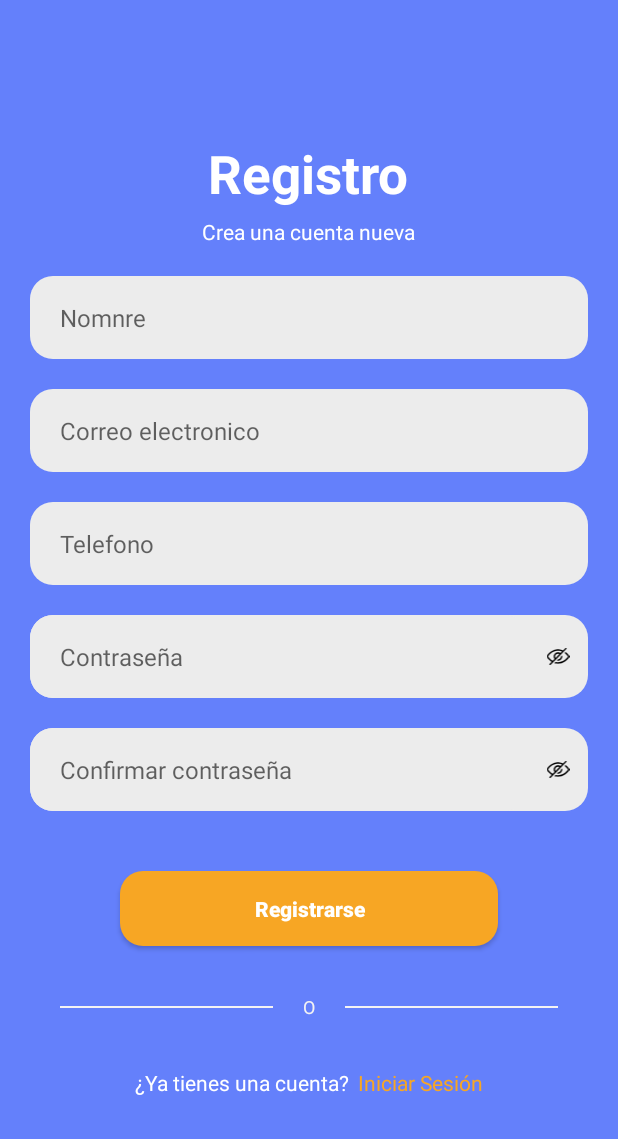
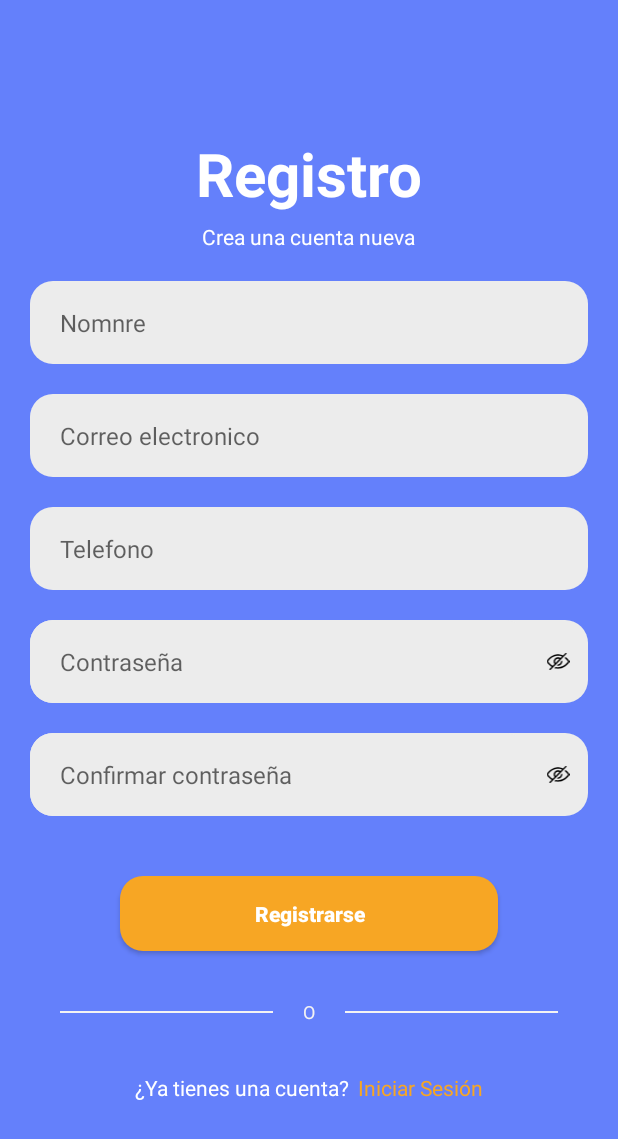
Before and after one commit to Nestor-DS/FindApp, an Android app: the Register screen opened directly, with no data from a screen before it, on a phone screen of 412 x 824 dp. Shown: the top 1139 px of the screen. Run offline under Robolectric (Android 15) with nearby library versions, the phone set to English and light mode, and no system bars; our stand-ins replace Volley.

Commit message:
Actualizacion de registro

```diff
--- a/app/src/main/res/layout/activity_register.xml
+++ b/app/src/main/res/layout/activity_register.xml
@@ -14,7 +14,7 @@
         android:layout_height="wrap_content"
         android:layout_gravity="center"
         android:text="Registro"
-        android:textSize="35sp"
+        android:textSize="40sp"
         android:textStyle="bold"
         android:textColor="@color/white"/>
 
```
